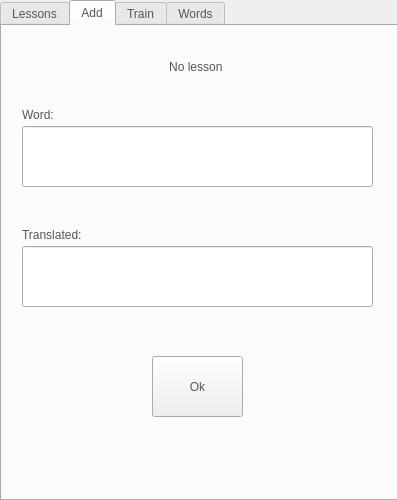
Before: the Qt Designer form mainwindow.ui in rezzett/qlwt, drawn with Qt 5.
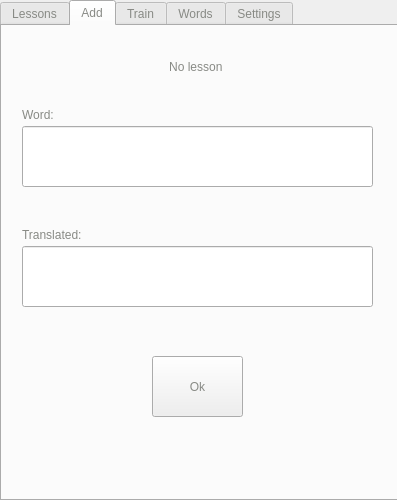
After: the same form once the commit is applied.

```diff
--- a/mainwindow.ui
+++ b/mainwindow.ui
@@ -36,8 +36,7 @@
      </rect>
     </property>
     <property name="styleSheet">
-     <string notr="true">color: rgb(85, 87, 83);
-</string>
+     <string notr="true">color: rgb(136, 138, 133);</string>
     </property>
     <property name="currentIndex">
      <number>1</number>
@@ -378,6 +377,11 @@
       </property>
      </widget>
     </widget>
+    <widget class="QWidget" name="tab">
+     <attribute name="title">
+      <string>Settings</string>
+     </attribute>
+    </widget>
    </widget>
   </widget>
  </widget>
```
